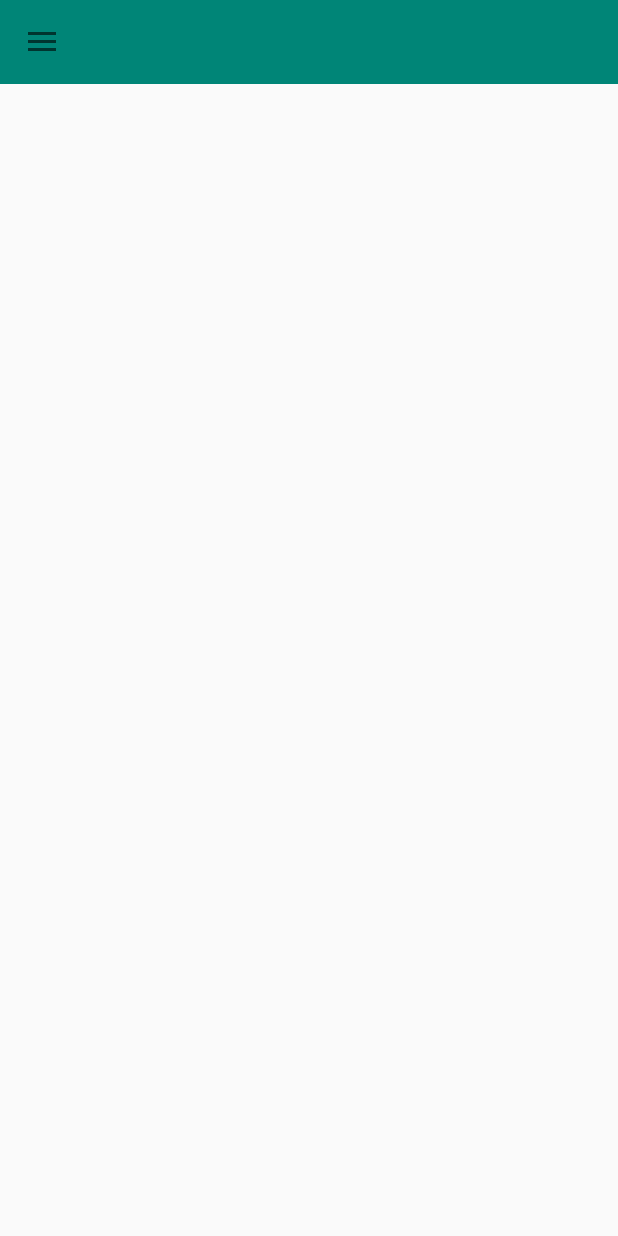
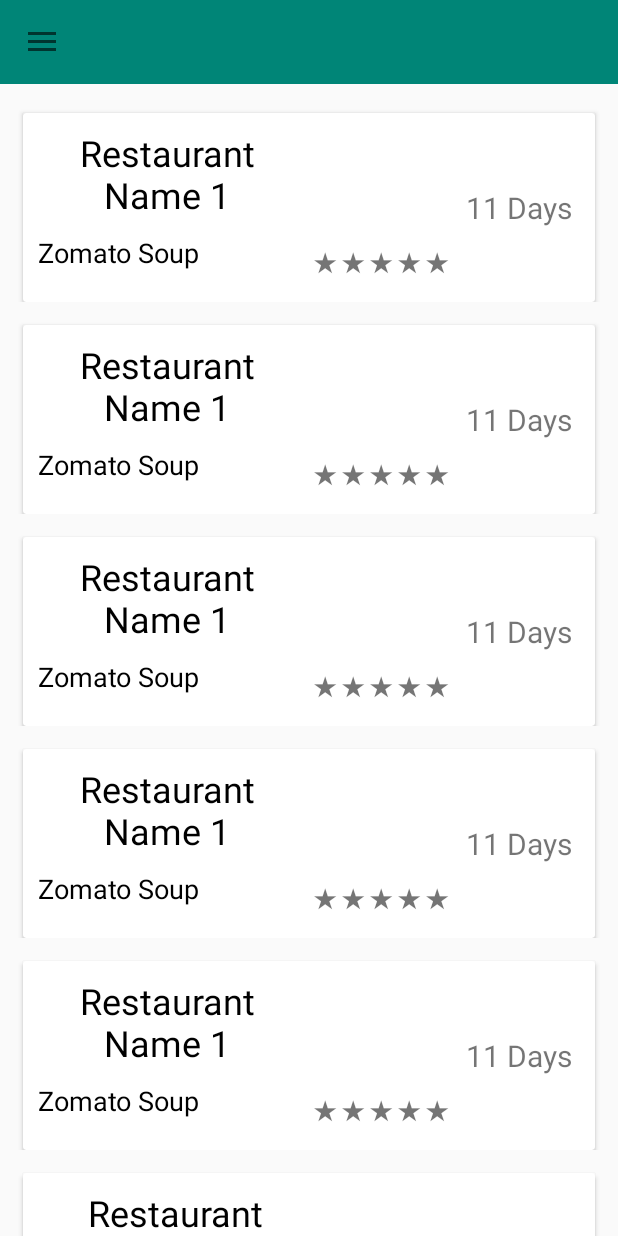
Before and after one commit to BL-CoderOvertime/Project-Week-Unit-2, an Android app: the UserHistoryActivity screen opened directly, with no data from a screen before it, on a phone screen of 412 x 824 dp. Run offline under Robolectric (Android 15) with nearby library versions, the phone set to English and light mode, and no system bars.

Commit message:
Setup UserHistoryRecyclerView and linked it to the menuDrawer

```diff
--- /dev/null
+++ b/app/src/main/java/com/example/projectweekunit2/Constants.java
@@ -0,0 +1,11 @@
+package com.example.projectweekunit2;
+
+import android.graphics.Bitmap;
+
+public class Constants {
+
+	public static Bitmap parseRatingToBitmap(int rating){
+		//TODO: put logic here
+		return null;
+	}
+}
--- a/app/src/main/java/com/example/projectweekunit2/RestaurantListActivity.java
+++ b/app/src/main/java/com/example/projectweekunit2/RestaurantListActivity.java
@@ -33,6 +33,8 @@ public class RestaurantListActivity extends AppCompatActivity {
 		initTempData();
 		initRecyclerView();
 		initToolBar();
+
+
 	}
 
 	public void initTempData(){
--- a/app/src/main/java/com/example/projectweekunit2/UserHistoryActivity.java
+++ b/app/src/main/java/com/example/projectweekunit2/UserHistoryActivity.java
@@ -6,22 +6,61 @@ import android.support.design.widget.Snackbar;
 import android.support.v4.widget.DrawerLayout;
 import android.support.v7.app.ActionBarDrawerToggle;
 import android.support.v7.app.AppCompatActivity;
+import android.support.v7.widget.LinearLayoutManager;
+import android.support.v7.widget.RecyclerView;
 import android.support.v7.widget.Toolbar;
 import android.view.View;
 
+import java.util.ArrayList;
+
 public class UserHistoryActivity extends AppCompatActivity {
+
+	UserHistoryListAdapter listAdapter;
+	RecyclerView recyclerView;
+
+	//TODO: move this to Dao
+	ArrayList<UserHistoryItem> userHistoryItems;
 
 	@Override
 	protected void onCreate(Bundle savedInstanceState) {
 		super.onCreate(savedInstanceState);
 		setContentView(R.layout.activity_user_history);
 
-		Toolbar toolbar                = findViewById(R.id.toolbar);
-		DrawerLayout drawerLayout      = findViewById(R.id.drawer_layout);
+
+		initMockData();
+		initRecyclerView();
+		initToolBar();
+
+	}
+
+	public void initMockData() {
+		userHistoryItems = new ArrayList<>();
+		userHistoryItems.add(new UserHistoryItem(System.currentTimeMillis() - 993569365, "Restaurant Name 1", "Zomato Soup", 4));
+		userHistoryItems.add(new UserHistoryItem(System.currentTimeMillis() - 993509365, "Restaurant Name 1", "Zomato Soup", 4));
+		userHistoryItems.add(new UserHistoryItem(System.currentTimeMillis() - 993509365, "Restaurant Name 1", "Zomato Soup", 4));
+		userHistoryItems.add(new UserHistoryItem(System.currentTimeMillis() - 996209365, "Restaurant Name 1", "Zomato Soup", 4));
+		userHistoryItems.add(new UserHistoryItem(System.currentTimeMillis() - 996209365, "Restaurant Name 1", "Zomato Soup", 4));
+		userHistoryItems.add(new UserHistoryItem(System.currentTimeMillis() - 93562365, "Restaurant Name 1", "Zomato Soup", 4));
+		userHistoryItems.add(new UserHistoryItem(System.currentTimeMillis() - 993562365, "Restaurant Name 1", "Zomato Soup", 4));
+	}
+
+	public void initToolBar() {
+		Toolbar toolbar = findViewById(R.id.toolbar);
+		DrawerLayout drawerLayout = findViewById(R.id.drawer_layout);
 		ActionBarDrawerToggle toggle = new ActionBarDrawerToggle(
 				this, drawerLayout, toolbar, R.string.open_drawer, R.string.close_drawer);
 		drawerLayout.addDrawerListener(toggle);
 		toggle.syncState();
 	}
 
+	public void initRecyclerView() {
+		recyclerView = findViewById(R.id.user_history_recycler_view);
+
+		listAdapter = new UserHistoryListAdapter(userHistoryItems);
+		LinearLayoutManager layoutManager = new LinearLayoutManager(this);
+
+		recyclerView.setAdapter(listAdapter);
+		recyclerView.setLayoutManager(layoutManager);
+	}
+
 }
--- /dev/null
+++ b/app/src/main/java/com/example/projectweekunit2/UserHistoryItem.java
@@ -0,0 +1,34 @@
+package com.example.projectweekunit2;
+
+import java.util.Date;
+import java.util.concurrent.TimeUnit;
+
+public class UserHistoryItem {
+
+	private long timeLastEaten;
+	private String restaurantName, menuItemName;
+	private int rating;
+
+	public UserHistoryItem(long timeLastEaten, String restaurantName, String menuItemName, int rating) {
+		this.timeLastEaten = timeLastEaten;
+		this.restaurantName = restaurantName;
+		this.menuItemName = menuItemName;
+		this.rating = rating;
+	}
+
+	public long getTimeLastEaten() {
+		return TimeUnit.MILLISECONDS.toDays(System.currentTimeMillis() - timeLastEaten);
+	}
+
+	public String getRestaurantName() {
+		return restaurantName;
+	}
+
+	public String getMenuItemName() {
+		return menuItemName;
+	}
+
+	public int getRating() {
+		return rating;
+	}
+}
--- a/app/src/main/java/com/example/projectweekunit2/UserHistoryListAdapter.java
+++ b/app/src/main/java/com/example/projectweekunit2/UserHistoryListAdapter.java
@@ -1,4 +1,62 @@
 package com.example.projectweekunit2;
 
-public class UserHistoryListAdapter {
+import android.support.annotation.NonNull;
+import android.support.v7.widget.RecyclerView;
+import android.view.LayoutInflater;
+import android.view.View;
+import android.view.ViewGroup;
+import android.widget.ImageView;
+import android.widget.TextView;
+
+import org.w3c.dom.Text;
+
+import java.util.ArrayList;
+
+public class UserHistoryListAdapter extends RecyclerView.Adapter<UserHistoryListAdapter.ViewHolder> {
+
+	ArrayList<UserHistoryItem> userHistoryItems;
+
+	public UserHistoryListAdapter(ArrayList<UserHistoryItem> data){
+		userHistoryItems = data;
+	}
+
+
+	class ViewHolder extends RecyclerView.ViewHolder{
+		TextView tvRestaurantName, tvMenuItemName, tvLastEaten;
+		ImageView ivRating;
+
+	public ViewHolder(@NonNull View itemView) {
+		super(itemView);
+		tvLastEaten = itemView.findViewById(R.id.user_history_list_time);
+		tvMenuItemName = itemView.findViewById(R.id.user_history_item_name);
+		tvRestaurantName = itemView.findViewById(R.id.user_history_restaurant_name);
+		//ivRating = itemView.findViewById(R.id.user_review);
+	}
 }
+
+
+
+	@NonNull
+	@Override
+	public UserHistoryListAdapter.ViewHolder onCreateViewHolder(@NonNull ViewGroup parent, int i) {
+		View v = LayoutInflater.from(parent.getContext()).inflate(R.layout.user_history_list_content, parent, false);
+		return new ViewHolder(v);
+	}
+
+	@Override
+	public void onBindViewHolder(@NonNull UserHistoryListAdapter.ViewHolder viewHolder, int i) {
+		final UserHistoryItem data = userHistoryItems.get(i);
+
+		viewHolder.tvRestaurantName.setText(data.getRestaurantName());
+		viewHolder.tvMenuItemName.setText(data.getMenuItemName());
+		viewHolder.tvLastEaten.setText(String.valueOf(data.getTimeLastEaten()) + " Days");
+		//viewHolder.ivRating.setImageBitmap(Constants.parseRatingToBitmap(data.getRating()));
+
+		//TODO: possibly set up onClickListeners for some unknown functionality
+	}
+
+	@Override
+	public int getItemCount() {
+		return userHistoryItems.size();
+	}
+}
--- a/app/src/main/res/layout/activity_user_history.xml
+++ b/app/src/main/res/layout/activity_user_history.xml
@@ -9,6 +9,7 @@
     <include layout="@layout/menu_drawer_layout" />
 
  <android.support.v7.widget.RecyclerView
+     android:id="@+id/user_history_recycler_view"
      android:layout_marginTop="60dp"
      app:layout_constraintTop_toTopOf="parent"
      android:layout_width="match_parent"
--- a/app/src/main/res/layout/user_history_list_content.xml
+++ b/app/src/main/res/layout/user_history_list_content.xml
@@ -3,7 +3,7 @@
     xmlns:app="http://schemas.android.com/apk/res-auto"
     xmlns:tools="http://schemas.android.com/tools"
     android:layout_width="match_parent"
-    android:layout_height="match_parent">
+    android:layout_height="wrap_content">
 
 
     <android.support.v7.widget.CardView
```
